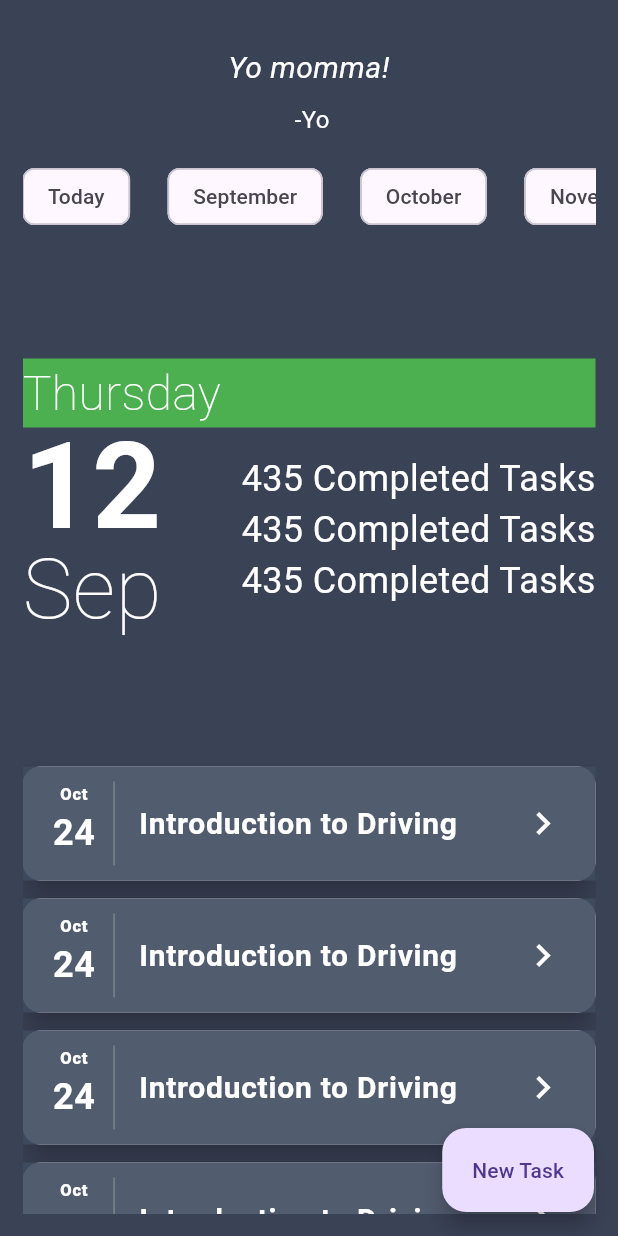
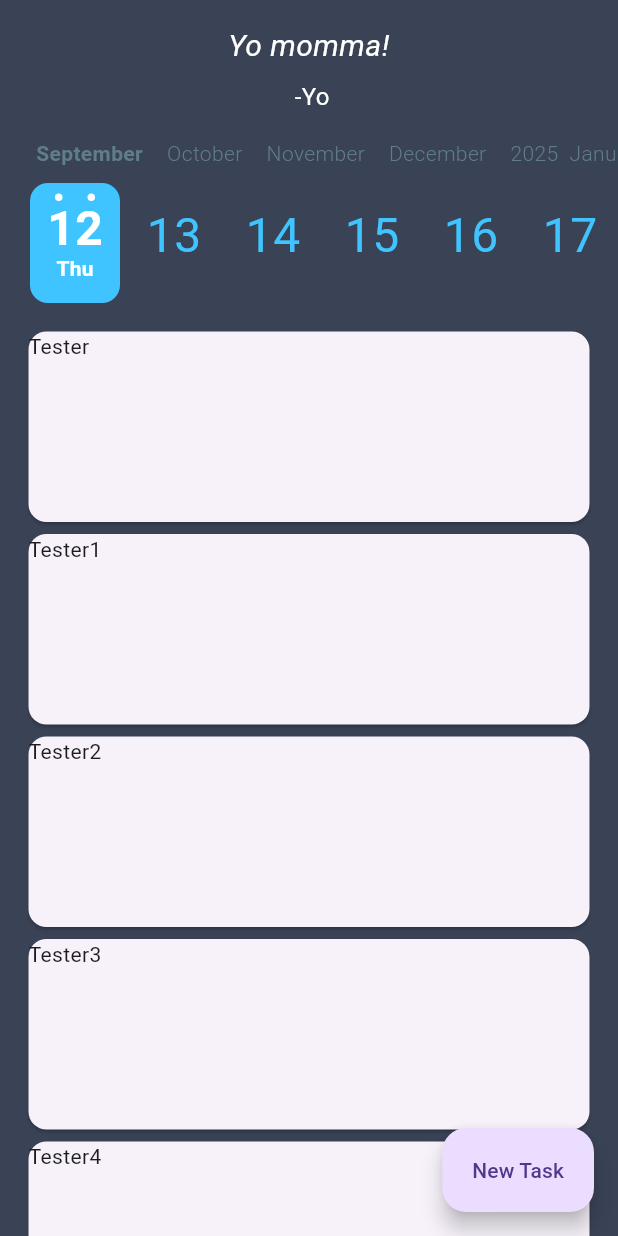
Before and after one commit to coffee-cake-isaac/dayly, a Flutter app: the screen it shows after launch, on a phone screen of 412 x 824 dp. Run offline on Flutter 3.47's test engine with Material 3 defaults, Android fonts, the phone set to English and light mode, and no system bars; drawn by our look-alikes of calendar_timeline; our stand-ins replace get; missing offline and left inert: stacked_listview; network calls fail; statements that could not run were skipped.

Commit message:
This will work. Gonna go simple for mvp. no reason to get fancy when it all could change

```diff
--- a/dayly/lib/main.dart
+++ b/dayly/lib/main.dart
@@ -1,11 +1,23 @@
-import 'package:dayly/ui/main/filter_chips.dart';
-import 'package:dayly/ui/main/task_card.dart';
+import 'package:calendar_timeline/calendar_timeline.dart';
+import 'package:dayly/ui/main/task_card_preview.dart';
 import 'package:dayly/ui/main/ui_quote.dart';
 import 'package:flutter/material.dart';
+import 'package:flutter/rendering.dart';
+import 'package:flutter/services.dart';
 import 'package:get/get.dart';
 import 'package:intl/intl.dart';
+import 'package:stacked_listview/stacked_listview.dart';
+
+import 'models/data.dart';
+import 'ui/main/normal_list.dart';
 
 void main() {
+  SystemChrome.setSystemUIOverlayStyle(
+    const SystemUiOverlayStyle(
+      statusBarColor: Colors.transparent,
+      systemNavigationBarColor: Color.fromRGBO(58, 66, 86, 1.0),
+    ),
+  );
   runApp(const MainApp());
 }
 
@@ -14,6 +26,9 @@ class MainApp extends StatelessWidget {
 
   @override
   Widget build(BuildContext context) {
+    final data = List.from(Data);
+    final double itemHeight = 180;
+
     return GetMaterialApp(
       home: Scaffold(
           backgroundColor: const Color.fromRGBO(58, 66, 86, 1.0),
@@ -23,104 +38,44 @@ class MainApp extends StatelessWidget {
               },
               label: const Text("New Task")),
           body: SafeArea(
-              child: Padding(
-                  padding: const EdgeInsets.all(15),
-                  child: SingleChildScrollView(
+              bottom: false,
               child: Column(
+                mainAxisSize: MainAxisSize.min,
                 children: [
                   const Center(child: UiQuote()),
-                      SingleChildScrollView(
-                        scrollDirection: Axis.horizontal,
-                        child: Row(
-                          children: [FilterChips()],
+                  CalendarTimeline(
+                    initialDate: DateTime.now(),
+                    firstDate: DateTime.now(),
+                    lastDate: DateTime.now().add(const Duration(days: 365)),
+                    onDateSelected: (date) => print(date),
+                    leftMargin: 20,
+                    monthColor: Colors.blueGrey,
+                    dayColor: Colors.lightBlueAccent[200],
+                    activeDayColor: Colors.white,
+                    activeBackgroundDayColor: Colors.lightBlueAccent,
+                    selectableDayPredicate: (date) => date.day != 23,
+                    locale: 'en_ISO',
                   ),
-                      ),
-                      SizedBox(
-                          height: 350,
-                          child: Column(
-                            mainAxisAlignment: MainAxisAlignment.center,
-                            children: [
-                              Container(
-                                  color: Colors.green,
-                                  child: Row(
-                                    children: [
-                                      Text(
-                                        DateFormat.EEEE()
-                                            .format(DateTime.now()),
-                                        style: const TextStyle(
-                                            color: Colors.white,
-                                            fontSize: 32,
-                                            fontWeight: FontWeight.w200),
+                  Expanded(
+                    child: ListView.builder(
+                        shrinkWrap: true,
+                        padding: EdgeInsets.all(15),
+                        itemCount: Data.length,
+                        itemBuilder: (context, index) => Container(
+                            height: 135,
+                            child: Card(
+                                child: Text(
+                              Data[index].name!,
+                            )))),
                   )
                 ],
-                                  )),
-                              Container(
-                                child: Row(
-                                  children: [
-                                    Column(
-                                      children: [
-                                        Text(
-                                          '${DateTime.now().day}',
-                                          style: const TextStyle(
-                                              fontSize: 80,
-                                              color: Colors.white,
-                                              fontWeight: FontWeight.bold,
-                                              height: 1),
-                                        ),
-                                        Text(
-                                          DateFormat.MMM()
-                                              .format(DateTime.now()),
-                                          style: const TextStyle(
-                                              fontSize: 56,
-                                              color: Colors.white,
-                                              fontWeight: FontWeight.w200,
-                                              height: 1),
-                                        )
-                                      ],
-                                    ),
-                                    const Spacer(),
-                                    const Column(
-                                      crossAxisAlignment:
-                                          CrossAxisAlignment.end,
-                                      children: [
-                                        Text(
-                                          "435 Completed Tasks",
-                                          style: TextStyle(
-                                              fontSize: 24,
-                                              color: Colors.white),
-                                        ),
-                                        Text(
-                                          "435 Completed Tasks",
-                                          style: TextStyle(
-                                              fontSize: 24,
-                                              color: Colors.white),
-                                        ),
-                                        Text(
-                                          "435 Completed Tasks",
-                                          style: TextStyle(
-                                              fontSize: 24,
-                                              color: Colors.white),
-                                        ),
-                                      ],
-                                    )
-                                  ],
-                                ),
-                              )
-                            ],
-                          )),
-                      SingleChildScrollView(
-                        child: Expanded(
-                            child: ListView.builder(
-                                physics: const NeverScrollableScrollPhysics(),
-                                shrinkWrap: true,
-                                scrollDirection: Axis.vertical,
-                                itemCount: 18,
-                                itemBuilder: (BuildContext context, int index) {
-                                  return const TaskCard();
-                                })),
-                      )
-                    ],
-                  ))))),
+              ))),
     );
   }
 }
+
+// Function to map the index to valid green shades
+int getShadeFromIndex(int index) {
+  const shades = [300, 400, 500, 600, 700, 800, 900];
+  return shades[index % shades.length]; // Cycle through the shades
+}
--- /dev/null
+++ b/dayly/lib/models/data.dart
@@ -0,0 +1,44 @@
+import 'package:dayly/models/task.dart';
+
+List<Task> Data = [
+  Task(
+      description:
+          "Test Description for the task. Test Description for the task. Test Description for the task. Test Description for the task. Test Description for the task. ",
+      name: "Tester"),
+  Task(
+      description:
+          "Test Description for the task. Test Description for the task. Test Description for the task. Test Description for the task. Test Description for the task. ",
+      name: "Tester1"),
+  Task(
+      description:
+          "Test Description for the task. Test Description for the task. Test Description for the task. Test Description for the task. Test Description for the task. ",
+      name: "Tester2"),
+  Task(
+      description:
+          "Test Description for the task. Test Description for the task. Test Description for the task. Test Description for the task. Test Description for the task. ",
+      name: "Tester3"),
+  Task(
+      description:
+          "Test Description for the task. Test Description for the task. Test Description for the task. Test Description for the task. Test Description for the task. ",
+      name: "Tester4"),
+  Task(
+      description:
+          "Test Description for the task. Test Description for the task. Test Description for the task. Test Description for the task. Test Description for the task. ",
+      name: "Tester4"),
+  Task(
+      description:
+          "Test Description for the task. Test Description for the task. Test Description for the task. Test Description for the task. Test Description for the task. ",
+      name: "Tester4"),
+  Task(
+      description:
+          "Test Description for the task. Test Description for the task. Test Description for the task. Test Description for the task. Test Description for the task. ",
+      name: "Tester4"),
+  Task(
+      description:
+          "Test Description for the task. Test Description for the task. Test Description for the task. Test Description for the task. Test Description for the task. ",
+      name: "Tester4"),
+  Task(
+      description:
+          "Test Description for the task. Test Description for the task. Test Description for the task. Test Description for the task. Test Description for the task. ",
+      name: "Tester5")
+];
--- a/dayly/lib/models/task.dart
+++ b/dayly/lib/models/task.dart
@@ -7,4 +7,13 @@ class Task {
   DateTime? dueDate;
   bool isRepeating = false;
   RepeatFrequency? frequency;
+
+  Task({
+    this.name,
+    this.isDone = false,
+    this.description,
+    this.dueDate,
+    this.isRepeating = false,
+    this.frequency,
+  });
 }
--- a/dayly/lib/ui/main/filter_chips.dart
+++ /dev/null
@@ -1,38 +0,0 @@
-import 'package:flutter/material.dart';
-import 'package:intl/intl.dart';
-
-class FilterChips extends StatelessWidget {
-  @override
-  Widget build(BuildContext context) {
-    // Get the current month and day
-    DateTime today = DateTime.now();
-
-    // Generate the list of months starting from the current month
-    List<String> months = List.generate(12, (index) {
-      DateTime month = DateTime(today.year, today.month + index);
-      return DateFormat.MMMM().format(month);
-    });
-
-    return Wrap(
-      spacing: 25, // Add spacing between chips
-      children: [
-        // First chip is always "Today"
-        FilterChip(
-          label: const Text("Today"),
-          onSelected: (bool value) {
-            // Handle Today chip selection
-          },
-        ),
-        // Create chips dynamically for the months starting from the current one
-        ...months.map((month) {
-          return FilterChip(
-            label: Text(month),
-            onSelected: (bool value) {
-              // Handle month chip selection
-            },
-          );
-        }).toList(),
-      ],
-    );
-  }
-}
--- /dev/null
+++ b/dayly/lib/ui/main/normal_list.dart
@@ -0,0 +1,52 @@
+import 'package:flutter/material.dart';
+import 'package:stacked_listview/stacked_listview.dart';
+
+import '../../models/data.dart';
+
+class NormalListPage extends StatelessWidget {
+  final Axis scrollDirection;
+  final data = List.from(Data);
+  final double itemHeight = 400;
+
+  NormalListPage({Key? key, required this.scrollDirection}) : super(key: key);
+
+  @override
+  Widget build(BuildContext context) {
+    return Scaffold(
+      appBar: AppBar(),
+      backgroundColor: Colors.black,
+      body: SafeArea(
+        child: StackedListView(
+          scrollDirection: scrollDirection,
+          padding: EdgeInsets.all(20),
+          itemCount: data.length,
+          itemExtent: itemHeight,
+          widthFactor: scrollDirection == Axis.vertical ? 1 : 0.7,
+          heightFactor: scrollDirection == Axis.vertical ? 0.7 : 1,
+          builder: (_, index) {
+            return Container(
+              height: itemHeight,
+              decoration: BoxDecoration(
+                borderRadius: BorderRadius.all(Radius.circular(20.0)),
+                color: Colors.white,
+                boxShadow: [
+                  BoxShadow(color: Colors.black.withAlpha(100), blurRadius: 10),
+                ],
+              ),
+              child: Column(
+                crossAxisAlignment: CrossAxisAlignment.start,
+                children: [
+                  Text(
+                    Data[index].name!,
+                    style: TextStyle(fontSize: 24, fontWeight: FontWeight.bold),
+                  ),
+                ],
+              ),
+              padding: EdgeInsets.all(20),
+            );
+          },
+        ),
+      ),
+    );
+  }
+}
--- a/dayly/lib/ui/main/task_card.dart
+++ b/dayly/lib/ui/main/task_card_preview.dart
@@ -37,7 +37,8 @@ class TaskCard extends StatelessWidget {
 
     return Card(
       elevation: 8.0,
-      margin: const EdgeInsets.symmetric(horizontal: 0.0, vertical: 6.0),
+      clipBehavior: Clip.antiAliasWithSaveLayer,
+      margin: const EdgeInsets.symmetric(horizontal: 0.0, vertical: 5.0),
       child: Container(
         decoration: const BoxDecoration(color: Color.fromRGBO(64, 75, 96, .9)),
         child: makeListTile,
--- a/dayly/pubspec.yaml
+++ b/dayly/pubspec.yaml
@@ -7,11 +7,13 @@ environment:
   sdk: ^3.5.2
 
 dependencies:
+  calendar_timeline: ^1.1.3
   flutter:
     sdk: flutter
   get:
   http: ^1.2.2
   intl: ^0.19.0
+  stacked_listview: ^1.0.4
 
 dev_dependencies:
   flutter_test:
```
Also changed, not shown: dayly/pubspec.lock. Lines whose indentation alone changed are shown as unchanged.
